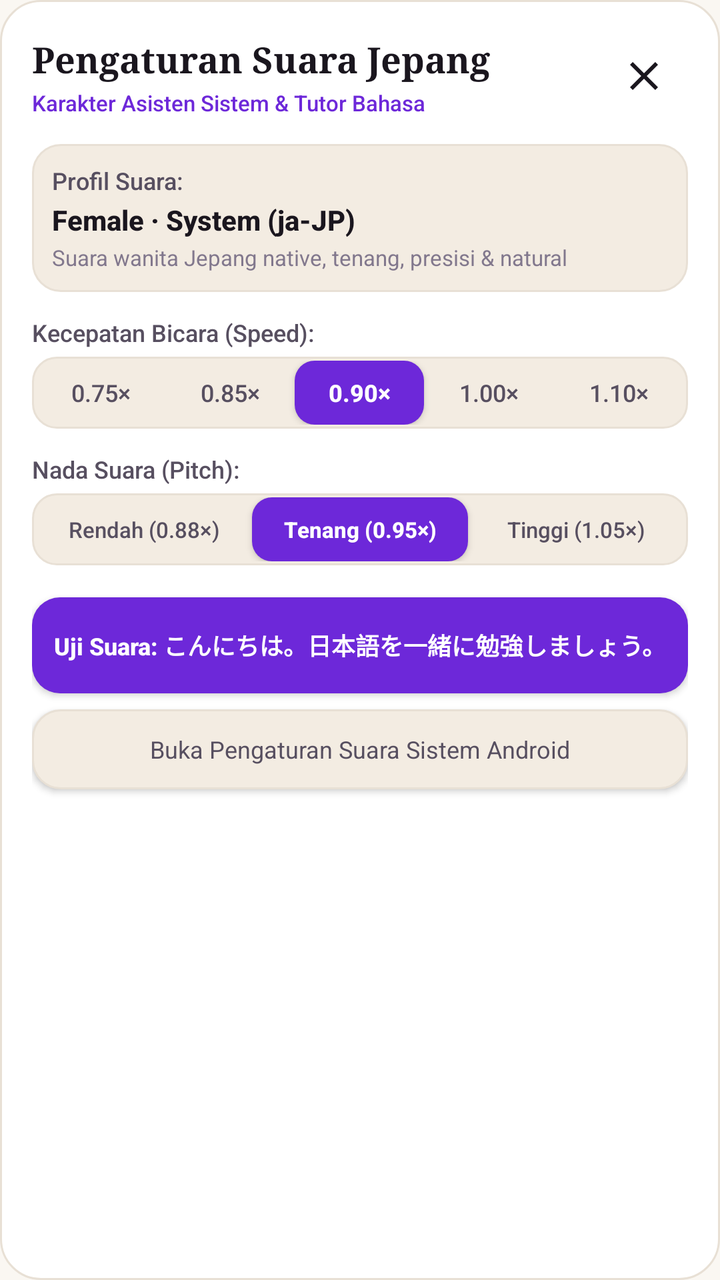
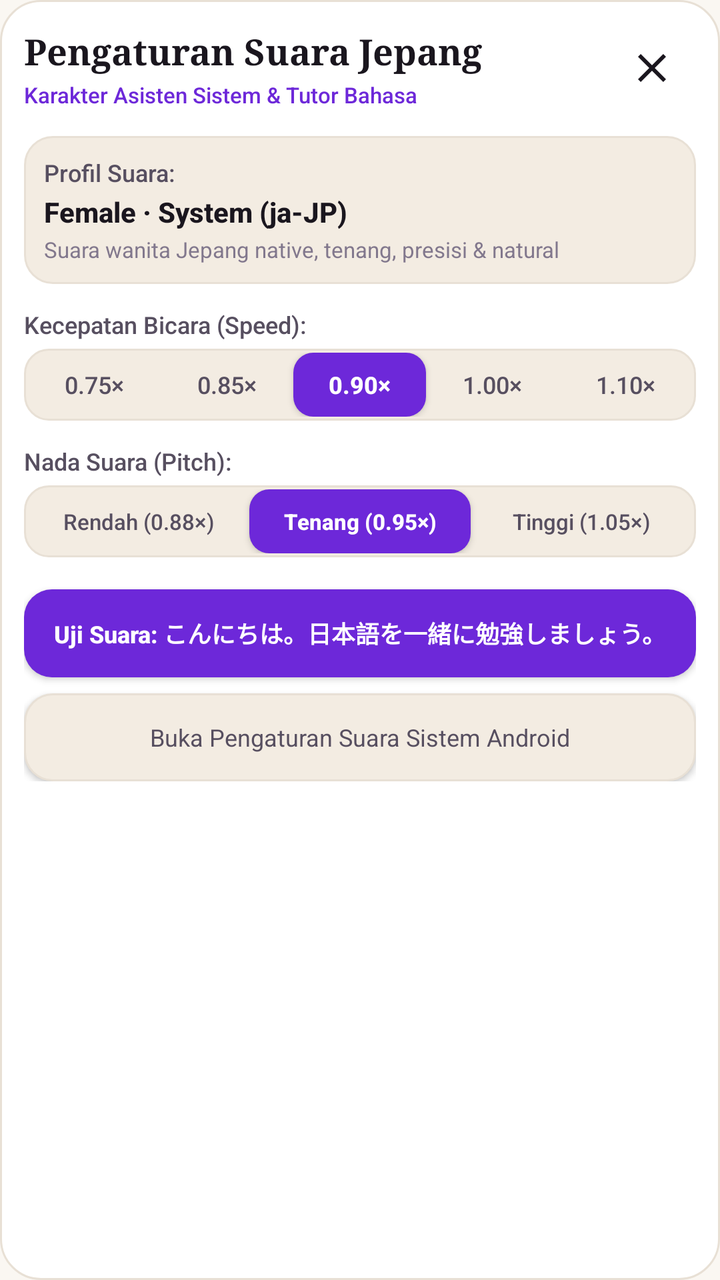

Screens rendered from an Android XML layout before and after an edit, with the pre-edit source and the edit as a unified diff.
<!-- AndroidManifest.xml: application theme Theme.Kotoba -->
<!-- res/layout/dialog_voice_settings.xml -->
<?xml version="1.0" encoding="utf-8"?>
<LinearLayout xmlns:android="http://schemas.android.com/apk/res/android"
    android:id="@+id/dialog_voice_root"
    android:layout_width="match_parent"
    android:layout_height="wrap_content"
    android:background="@drawable/bg_dialog"
    android:orientation="vertical"
    android:padding="16dp">

    
    <LinearLayout
        android:layout_width="match_parent"
        android:layout_height="wrap_content"
        android:gravity="center_vertical"
        android:orientation="horizontal">

        <LinearLayout
            android:layout_width="0dp"
            android:layout_height="wrap_content"
            android:layout_weight="1"
            android:orientation="vertical">

            <TextView
                android:id="@+id/txt_dialog_voice_title"
                android:layout_width="wrap_content"
                android:layout_height="wrap_content"
                android:fontFamily="serif"
                android:text="Pengaturan Suara Jepang"
                android:textColor="@color/colorTextPrimary"
                android:textSize="18sp"
                android:textStyle="bold" />

            <TextView
                android:id="@+id/txt_dialog_voice_subtitle"
                android:layout_width="wrap_content"
                android:layout_height="wrap_content"
                android:layout_marginTop="2dp"
                android:fontFamily="sans-serif-medium"
                android:text="Karakter Asisten Sistem &amp; Tutor Bahasa"
                android:textColor="@color/colorPrimary"
                android:textSize="11sp" />
        </LinearLayout>

        <ImageButton
            android:id="@+id/btn_dialog_voice_close"
            android:layout_width="44dp"
            android:layout_height="44dp"
            android:background="?android:attr/selectableItemBackgroundBorderless"
            android:contentDescription="@string/btn_close"
            android:src="@drawable/ic_close" />
    </LinearLayout>

    
    <LinearLayout
        android:layout_width="match_parent"
        android:layout_height="wrap_content"
        android:layout_marginTop="12dp"
        android:layout_marginBottom="12dp"
        android:background="@drawable/bg_button_secondary"
        android:orientation="vertical"
        android:padding="10dp">

        <TextView
            android:layout_width="wrap_content"
            android:layout_height="wrap_content"
            android:fontFamily="sans-serif-medium"
            android:text="Profil Suara:"
            android:textColor="@color/colorTextSecondary"
            android:textSize="12sp" />

        <TextView
            android:id="@+id/txt_voice_name"
            android:layout_width="wrap_content"
            android:layout_height="wrap_content"
            android:layout_marginTop="2dp"
            android:fontFamily="sans-serif-medium"
            android:text="Female · System (ja-JP)"
            android:textColor="@color/colorTextPrimary"
            android:textSize="14sp"
            android:textStyle="bold" />

        <TextView
            android:id="@+id/txt_voice_details"
            android:layout_width="wrap_content"
            android:layout_height="wrap_content"
            android:layout_marginTop="2dp"
            android:fontFamily="sans-serif"
            android:text="Suara wanita Jepang native, tenang, presisi &amp; natural"
            android:textColor="@color/colorTextTertiary"
            android:textSize="11sp" />
    </LinearLayout>

    
    <TextView
        android:layout_width="wrap_content"
        android:layout_height="wrap_content"
        android:layout_marginBottom="4dp"
        android:fontFamily="sans-serif-medium"
        android:text="Kecepatan Bicara (Speed):"
        android:textColor="@color/colorTextSecondary"
        android:textSize="12sp" />

    <LinearLayout
        android:id="@+id/container_speed_chips"
        android:layout_width="match_parent"
        android:layout_height="36dp"
        android:layout_marginBottom="12dp"
        android:background="@drawable/bg_segmented_container"
        android:orientation="horizontal"
        android:padding="2dp">

        <Button
            android:id="@+id/btn_speed_075"
            android:layout_width="0dp"
            android:layout_height="match_parent"
            android:layout_weight="1"
            android:background="@android:color/transparent"
            android:fontFamily="sans-serif-medium"
            android:text="0.75×"
            android:textAllCaps="false"
            android:textColor="@color/colorTextSecondary"
            android:textSize="12sp" />

        <Button
            android:id="@+id/btn_speed_085"
            android:layout_width="0dp"
            android:layout_height="match_parent"
            android:layout_weight="1"
            android:background="@android:color/transparent"
            android:fontFamily="sans-serif-medium"
            android:text="0.85×"
            android:textAllCaps="false"
            android:textColor="@color/colorTextSecondary"
            android:textSize="12sp" />

        <Button
            android:id="@+id/btn_speed_090"
            android:layout_width="0dp"
            android:layout_height="match_parent"
            android:layout_weight="1"
            android:background="@drawable/bg_segmented_active"
            android:fontFamily="sans-serif-medium"
            android:text="0.90×"
            android:textAllCaps="false"
            android:textColor="@color/colorOnPrimary"
            android:textSize="12sp"
            android:textStyle="bold" />

        <Button
            android:id="@+id/btn_speed_100"
            android:layout_width="0dp"
            android:layout_height="match_parent"
            android:layout_weight="1"
            android:background="@android:color/transparent"
            android:fontFamily="sans-serif-medium"
            android:text="1.00×"
            android:textAllCaps="false"
            android:textColor="@color/colorTextSecondary"
            android:textSize="12sp" />

        <Button
            android:id="@+id/btn_speed_110"
            android:layout_width="0dp"
            android:layout_height="match_parent"
            android:layout_weight="1"
            android:background="@android:color/transparent"
            android:fontFamily="sans-serif-medium"
            android:text="1.10×"
            android:textAllCaps="false"
            android:textColor="@color/colorTextSecondary"
            android:textSize="12sp" />
    </LinearLayout>

    
    <TextView
        android:layout_width="wrap_content"
        android:layout_height="wrap_content"
        android:layout_marginBottom="4dp"
        android:fontFamily="sans-serif-medium"
        android:text="Nada Suara (Pitch):"
        android:textColor="@color/colorTextSecondary"
        android:textSize="12sp" />

    <LinearLayout
        android:id="@+id/container_pitch_chips"
        android:layout_width="match_parent"
        android:layout_height="36dp"
        android:layout_marginBottom="16dp"
        android:background="@drawable/bg_segmented_container"
        android:orientation="horizontal"
        android:padding="2dp">

        <Button
            android:id="@+id/btn_pitch_lower"
            android:layout_width="0dp"
            android:layout_height="match_parent"
            android:layout_weight="1"
            android:background="@android:color/transparent"
            android:fontFamily="sans-serif-medium"
            android:text="Rendah (0.88×)"
            android:textAllCaps="false"
            android:textColor="@color/colorTextSecondary"
            android:textSize="11sp" />

        <Button
            android:id="@+id/btn_pitch_normal"
            android:layout_width="0dp"
            android:layout_height="match_parent"
            android:layout_weight="1"
            android:background="@drawable/bg_segmented_active"
            android:fontFamily="sans-serif-medium"
            android:text="Tenang (0.95×)"
            android:textAllCaps="false"
            android:textColor="@color/colorOnPrimary"
            android:textSize="11sp"
            android:textStyle="bold" />

        <Button
            android:id="@+id/btn_pitch_higher"
            android:layout_width="0dp"
            android:layout_height="match_parent"
            android:layout_weight="1"
            android:background="@android:color/transparent"
            android:fontFamily="sans-serif-medium"
            android:text="Tinggi (1.05×)"
            android:textAllCaps="false"
            android:textColor="@color/colorTextSecondary"
            android:textSize="11sp" />
    </LinearLayout>

    
    <Button
        android:id="@+id/btn_test_voice"
        android:layout_width="match_parent"
        android:layout_height="48dp"
        android:layout_marginBottom="8dp"
        android:background="@drawable/bg_button_primary"
        android:fontFamily="sans-serif-medium"
        android:text="Uji Suara: こんにちは。日本語を一緒に勉強しましょう。"
        android:textAllCaps="false"
        android:textColor="@color/colorOnPrimary"
        android:textSize="12sp"
        android:textStyle="bold" />

    
    <Button
        android:id="@+id/btn_system_tts_settings"
        android:layout_width="match_parent"
        android:layout_height="40dp"
        android:background="@drawable/bg_button_secondary"
        android:fontFamily="sans-serif"
        android:text="Buka Pengaturan Suara Sistem Android"
        android:textAllCaps="false"
        android:textColor="@color/colorTextSecondary"
        android:textSize="12sp" />
</LinearLayout>
<!-- resources referenced by this layout -->
<resources>
  <color name="colorOnPrimary">#ffffff</color>
  <color name="colorPrimary">#6d28d9</color>
  <color name="colorTextPrimary">#1a161e</color>
  <color name="colorTextSecondary">#574f60</color>
  <color name="colorTextTertiary">#82788d</color>
  <!-- drawable bg_button_primary (drawable) -->
  <?xml version="1.0" encoding="utf-8"?>
  <ripple xmlns:android="http://schemas.android.com/apk/res/android"
      android:color="@color/colorRipple">
      <item>
          <shape android:shape="rectangle">
              <solid android:color="@color/colorPrimary" />
              <corners android:radius="14dp" />
          </shape>
      </item>
  </ripple>
  <!-- drawable bg_button_secondary (drawable) -->
  <?xml version="1.0" encoding="utf-8"?>
  <ripple xmlns:android="http://schemas.android.com/apk/res/android"
      android:color="@color/colorRipple">
      <item>
          <shape android:shape="rectangle">
              <solid android:color="@color/colorSurfaceElevated" />
              <stroke
                  android:width="1dp"
                  android:color="@color/colorBorderOutline" />
              <corners android:radius="14dp" />
          </shape>
      </item>
  </ripple>
  <!-- drawable bg_dialog (drawable) -->
  <?xml version="1.0" encoding="utf-8"?>
  <shape xmlns:android="http://schemas.android.com/apk/res/android"
      android:shape="rectangle">
      <solid android:color="@color/colorSurfaceBase" />
      <corners android:radius="20dp" />
      <stroke
          android:width="1dp"
          android:color="@color/colorBorderOutline" />
  </shape>
  <!-- drawable bg_segmented_active (drawable) -->
  <?xml version="1.0" encoding="utf-8"?>
  <shape xmlns:android="http://schemas.android.com/apk/res/android"
      android:shape="rectangle">
      <solid android:color="@color/colorPrimary" />
      <corners android:radius="10dp" />
  </shape>
  <!-- drawable bg_segmented_container (drawable) -->
  <?xml version="1.0" encoding="utf-8"?>
  <shape xmlns:android="http://schemas.android.com/apk/res/android"
      android:shape="rectangle">
      <solid android:color="@color/colorSurfaceElevated" />
      <stroke
          android:width="1dp"
          android:color="@color/colorBorderOutline" />
      <corners android:radius="12dp" />
  </shape>
  <!-- drawable ic_close (drawable) -->
  <?xml version="1.0" encoding="utf-8"?>
  <vector xmlns:android="http://schemas.android.com/apk/res/android"
      android:width="24dp"
      android:height="24dp"
      android:viewportWidth="24"
      android:viewportHeight="24">
      <path
          android:fillColor="@color/colorTextPrimary"
          android:pathData="M19,6.41L17.59,5 12,10.59 6.41,5 5,6.41 10.59,12 5,17.59 6.41,19 12,13.41 17.59,19 19,17.59 13.41,12z" />
  </vector>
  <string name="btn_close">Tutup</string>
  <style name="Theme.Kotoba" parent="@android:style/Theme.Material.Light.NoActionBar">
          <item name="android:windowBackground">@color/colorBackground</item>
          <item name="android:colorBackground">@color/colorBackground</item>
          <item name="android:colorPrimary">@color/colorPrimary</item>
          <item name="android:colorPrimaryDark">@color/colorPrimaryVariant</item>
          <item name="android:colorAccent">@color/colorSecondary</item>
          <item name="android:statusBarColor">@color/colorBackground</item>
          <item name="android:navigationBarColor">@color/colorBackground</item>
          <item name="android:windowLightStatusBar">true</item>
          <item name="android:windowLightNavigationBar">true</item>
      </style>
  <color name="colorRipple">#256d28d9</color>
  <color name="colorSurfaceElevated">#f3ece2</color>
  <color name="colorBorderOutline">#e8e0d5</color>
  <color name="colorSurfaceBase">#ffffff</color>
  <color name="colorBackground">#faf7f2</color>
  <color name="colorPrimaryVariant">#5b21b6</color>
  <color name="colorSecondary">#7c3aed</color>
</resources>

<!-- the commit's change to res/layout/dialog_voice_settings.xml (unified diff, before → after) -->
@@ -5,7 +5,7 @@
     android:layout_height="wrap_content"
     android:background="@drawable/bg_dialog"
     android:orientation="vertical"
-    android:padding="16dp">
+    android:padding="@dimen/dialog_padding">
 
     
     <LinearLayout
@@ -43,214 +43,226 @@
 
         <ImageButton
             android:id="@+id/btn_dialog_voice_close"
-            android:layout_width="44dp"
-            android:layout_height="44dp"
+            android:layout_width="@dimen/min_touch_target"
+            android:layout_height="@dimen/min_touch_target"
             android:background="?android:attr/selectableItemBackgroundBorderless"
             android:contentDescription="@string/btn_close"
             android:src="@drawable/ic_close" />
     </LinearLayout>
 
-    
-    <LinearLayout
+    <ScrollView
         android:layout_width="match_parent"
         android:layout_height="wrap_content"
-        android:layout_marginTop="12dp"
-        android:layout_marginBottom="12dp"
-        android:background="@drawable/bg_button_secondary"
-        android:orientation="vertical"
-        android:padding="10dp">
-
-        <TextView
-            android:layout_width="wrap_content"
+        android:fillViewport="true">
+
+        <LinearLayout
+            android:layout_width="match_parent"
             android:layout_height="wrap_content"
-            android:fontFamily="sans-serif-medium"
-            android:text="Profil Suara:"
-            android:textColor="@color/colorTextSecondary"
-            android:textSize="12sp" />
-
-        <TextView
-            android:id="@+id/txt_voice_name"
-            android:layout_width="wrap_content"
-            android:layout_height="wrap_content"
-            android:layout_marginTop="2dp"
-            android:fontFamily="sans-serif-medium"
-            android:text="Female · System (ja-JP)"
-            android:textColor="@color/colorTextPrimary"
-            android:textSize="14sp"
-            android:textStyle="bold" />
-
-        <TextView
-            android:id="@+id/txt_voice_details"
-            android:layout_width="wrap_content"
-            android:layout_height="wrap_content"
-            android:layout_marginTop="2dp"
-            android:fontFamily="sans-serif"
-            android:text="Suara wanita Jepang native, tenang, presisi &amp; natural"
-            android:textColor="@color/colorTextTertiary"
-            android:textSize="11sp" />
-    </LinearLayout>
-
-    
-    <TextView
-        android:layout_width="wrap_content"
-        android:layout_height="wrap_content"
-        android:layout_marginBottom="4dp"
-        android:fontFamily="sans-serif-medium"
-        android:text="Kecepatan Bicara (Speed):"
-        android:textColor="@color/colorTextSecondary"
-        android:textSize="12sp" />
-
-    <LinearLayout
-        android:id="@+id/container_speed_chips"
-        android:layout_width="match_parent"
-        android:layout_height="36dp"
-        android:layout_marginBottom="12dp"
-        android:background="@drawable/bg_segmented_container"
-        android:orientation="horizontal"
-        android:padding="2dp">
-
-        <Button
-            android:id="@+id/btn_speed_075"
-            android:layout_width="0dp"
-            android:layout_height="match_parent"
-            android:layout_weight="1"
-            android:background="@android:color/transparent"
-            android:fontFamily="sans-serif-medium"
-            android:text="0.75×"
-            android:textAllCaps="false"
-            android:textColor="@color/colorTextSecondary"
-            android:textSize="12sp" />
-
-        <Button
-            android:id="@+id/btn_speed_085"
-            android:layout_width="0dp"
-            android:layout_height="match_parent"
-            android:layout_weight="1"
-            android:background="@android:color/transparent"
-            android:fontFamily="sans-serif-medium"
-            android:text="0.85×"
-            android:textAllCaps="false"
-            android:textColor="@color/colorTextSecondary"
-            android:textSize="12sp" />
-
-        <Button
-            android:id="@+id/btn_speed_090"
-            android:layout_width="0dp"
-            android:layout_height="match_parent"
-            android:layout_weight="1"
-            android:background="@drawable/bg_segmented_active"
-            android:fontFamily="sans-serif-medium"
-            android:text="0.90×"
-            android:textAllCaps="false"
-            android:textColor="@color/colorOnPrimary"
-            android:textSize="12sp"
-            android:textStyle="bold" />
-
-        <Button
-            android:id="@+id/btn_speed_100"
-            android:layout_width="0dp"
-            android:layout_height="match_parent"
-            android:layout_weight="1"
-            android:background="@android:color/transparent"
-            android:fontFamily="sans-serif-medium"
-            android:text="1.00×"
-            android:textAllCaps="false"
-            android:textColor="@color/colorTextSecondary"
-            android:textSize="12sp" />
-
-        <Button
-            android:id="@+id/btn_speed_110"
-            android:layout_width="0dp"
-            android:layout_height="match_parent"
-            android:layout_weight="1"
-            android:background="@android:color/transparent"
-            android:fontFamily="sans-serif-medium"
-            android:text="1.10×"
-            android:textAllCaps="false"
-            android:textColor="@color/colorTextSecondary"
-            android:textSize="12sp" />
-    </LinearLayout>
-
-    
-    <TextView
-        android:layout_width="wrap_content"
-        android:layout_height="wrap_content"
-        android:layout_marginBottom="4dp"
-        android:fontFamily="sans-serif-medium"
-        android:text="Nada Suara (Pitch):"
-        android:textColor="@color/colorTextSecondary"
-        android:textSize="12sp" />
-
-    <LinearLayout
-        android:id="@+id/container_pitch_chips"
-        android:layout_width="match_parent"
-        android:layout_height="36dp"
-        android:layout_marginBottom="16dp"
-        android:background="@drawable/bg_segmented_container"
-        android:orientation="horizontal"
-        android:padding="2dp">
-
-        <Button
-            android:id="@+id/btn_pitch_lower"
-            android:layout_width="0dp"
-            android:layout_height="match_parent"
-            android:layout_weight="1"
-            android:background="@android:color/transparent"
-            android:fontFamily="sans-serif-medium"
-            android:text="Rendah (0.88×)"
-            android:textAllCaps="false"
-            android:textColor="@color/colorTextSecondary"
-            android:textSize="11sp" />
-
-        <Button
-            android:id="@+id/btn_pitch_normal"
-            android:layout_width="0dp"
-            android:layout_height="match_parent"
-            android:layout_weight="1"
-            android:background="@drawable/bg_segmented_active"
-            android:fontFamily="sans-serif-medium"
-            android:text="Tenang (0.95×)"
-            android:textAllCaps="false"
-            android:textColor="@color/colorOnPrimary"
-            android:textSize="11sp"
-            android:textStyle="bold" />
-
-        <Button
-            android:id="@+id/btn_pitch_higher"
-            android:layout_width="0dp"
-            android:layout_height="match_parent"
-            android:layout_weight="1"
-            android:background="@android:color/transparent"
-            android:fontFamily="sans-serif-medium"
-            android:text="Tinggi (1.05×)"
-            android:textAllCaps="false"
-            android:textColor="@color/colorTextSecondary"
-            android:textSize="11sp" />
-    </LinearLayout>
-
-    
-    <Button
-        android:id="@+id/btn_test_voice"
-        android:layout_width="match_parent"
-        android:layout_height="48dp"
-        android:layout_marginBottom="8dp"
-        android:background="@drawable/bg_button_primary"
-        android:fontFamily="sans-serif-medium"
-        android:text="Uji Suara: こんにちは。日本語を一緒に勉強しましょう。"
-        android:textAllCaps="false"
-        android:textColor="@color/colorOnPrimary"
-        android:textSize="12sp"
-        android:textStyle="bold" />
-
-    
-    <Button
-        android:id="@+id/btn_system_tts_settings"
-        android:layout_width="match_parent"
-        android:layout_height="40dp"
-        android:background="@drawable/bg_button_secondary"
-        android:fontFamily="sans-serif"
-        android:text="Buka Pengaturan Suara Sistem Android"
-        android:textAllCaps="false"
-        android:textColor="@color/colorTextSecondary"
-        android:textSize="12sp" />
+            android:orientation="vertical">
+
+            
+            <LinearLayout
+                android:layout_width="match_parent"
+                android:layout_height="wrap_content"
+                android:layout_marginTop="12dp"
+                android:layout_marginBottom="12dp"
+                android:background="@drawable/bg_button_secondary"
+                android:orientation="vertical"
+                android:padding="10dp">
+
+                <TextView
+                    android:layout_width="wrap_content"
+                    android:layout_height="wrap_content"
+                    android:fontFamily="sans-serif-medium"
+                    android:text="Profil Suara:"
+                    android:textColor="@color/colorTextSecondary"
+                    android:textSize="12sp" />
+
+                <TextView
+                    android:id="@+id/txt_voice_name"
+                    android:layout_width="wrap_content"
+                    android:layout_height="wrap_content"
+                    android:layout_marginTop="2dp"
+                    android:fontFamily="sans-serif-medium"
+                    android:text="Female · System (ja-JP)"
+                    android:textColor="@color/colorTextPrimary"
+                    android:textSize="14sp"
+                    android:textStyle="bold" />
+
+                <TextView
+                    android:id="@+id/txt_voice_details"
+                    android:layout_width="wrap_content"
+                    android:layout_height="wrap_content"
+                    android:layout_marginTop="2dp"
+                    android:fontFamily="sans-serif"
+                    android:text="Suara wanita Jepang native, tenang, presisi &amp; natural"
+                    android:textColor="@color/colorTextTertiary"
+                    android:textSize="11sp" />
+            </LinearLayout>
+
+            
+            <TextView
+                android:layout_width="wrap_content"
+                android:layout_height="wrap_content"
+                android:layout_marginBottom="4dp"
+                android:fontFamily="sans-serif-medium"
+                android:text="Kecepatan Bicara (Speed):"
+                android:textColor="@color/colorTextSecondary"
+                android:textSize="12sp" />
+
+            <LinearLayout
+                android:id="@+id/container_speed_chips"
+                android:layout_width="match_parent"
+                android:layout_height="36dp"
+                android:layout_marginBottom="12dp"
+                android:background="@drawable/bg_segmented_container"
+                android:orientation="horizontal"
+                android:padding="2dp">
+
+                <Button
+                    android:id="@+id/btn_speed_075"
+                    android:layout_width="0dp"
+                    android:layout_height="match_parent"
+                    android:layout_weight="1"
+                    android:background="@android:color/transparent"
+                    android:fontFamily="sans-serif-medium"
+                    android:text="0.75×"
+                    android:textAllCaps="false"
+                    android:textColor="@color/colorTextSecondary"
+                    android:textSize="12sp" />
+
+                <Button
+                    android:id="@+id/btn_speed_085"
+                    android:layout_width="0dp"
+                    android:layout_height="match_parent"
+                    android:layout_weight="1"
+                    android:background="@android:color/transparent"
+                    android:fontFamily="sans-serif-medium"
+                    android:text="0.85×"
+                    android:textAllCaps="false"
+                    android:textColor="@color/colorTextSecondary"
+                    android:textSize="12sp" />
+
+                <Button
+                    android:id="@+id/btn_speed_090"
+                    android:layout_width="0dp"
+                    android:layout_height="match_parent"
+                    android:layout_weight="1"
+                    android:background="@drawable/bg_segmented_active"
+                    android:fontFamily="sans-serif-medium"
+                    android:text="0.90×"
+                    android:textAllCaps="false"
+                    android:textColor="@color/colorOnPrimary"
+                    android:textSize="12sp"
+                    android:textStyle="bold" />
+
+                <Button
+                    android:id="@+id/btn_speed_100"
+                    android:layout_width="0dp"
+                    android:layout_height="match_parent"
+                    android:layout_weight="1"
+                    android:background="@android:color/transparent"
+                    android:fontFamily="sans-serif-medium"
+                    android:text="1.00×"
+                    android:textAllCaps="false"
+                    android:textColor="@color/colorTextSecondary"
+                    android:textSize="12sp" />
+
+                <Button
+                    android:id="@+id/btn_speed_110"
+                    android:layout_width="0dp"
+                    android:layout_height="match_parent"
+                    android:layout_weight="1"
+                    android:background="@android:color/transparent"
+                    android:fontFamily="sans-serif-medium"
+                    android:text="1.10×"
+                    android:textAllCaps="false"
+                    android:textColor="@color/colorTextSecondary"
+                    android:textSize="12sp" />
+            </LinearLayout>
+
+            
+            <TextView
+                android:layout_width="wrap_content"
+                android:layout_height="wrap_content"
+                android:layout_marginBottom="4dp"
+                android:fontFamily="sans-serif-medium"
+                android:text="Nada Suara (Pitch):"
+                android:textColor="@color/colorTextSecondary"
+                android:textSize="12sp" />
+
+            <LinearLayout
+                android:id="@+id/container_pitch_chips"
+                android:layout_width="match_parent"
+                android:layout_height="36dp"
+                android:layout_marginBottom="16dp"
+                android:background="@drawable/bg_segmented_container"
+                android:orientation="horizontal"
+                android:padding="2dp">
+
+                <Button
+                    android:id="@+id/btn_pitch_lower"
+                    android:layout_width="0dp"
+                    android:layout_height="match_parent"
+                    android:layout_weight="1"
+                    android:background="@android:color/transparent"
+                    android:fontFamily="sans-serif-medium"
+                    android:text="Rendah (0.88×)"
+                    android:textAllCaps="false"
+                    android:textColor="@color/colorTextSecondary"
+                    android:textSize="11sp" />
+
+                <Button
+                    android:id="@+id/btn_pitch_normal"
+                    android:layout_width="0dp"
+                    android:layout_height="match_parent"
+                    android:layout_weight="1"
+                    android:background="@drawable/bg_segmented_active"
+                    android:fontFamily="sans-serif-medium"
+                    android:text="Tenang (0.95×)"
+                    android:textAllCaps="false"
+                    android:textColor="@color/colorOnPrimary"
+                    android:textSize="11sp"
+                    android:textStyle="bold" />
+
+                <Button
+                    android:id="@+id/btn_pitch_higher"
+                    android:layout_width="0dp"
+                    android:layout_height="match_parent"
+                    android:layout_weight="1"
+                    android:background="@android:color/transparent"
+                    android:fontFamily="sans-serif-medium"
+                    android:text="Tinggi (1.05×)"
+                    android:textAllCaps="false"
+                    android:textColor="@color/colorTextSecondary"
+                    android:textSize="11sp" />
+            </LinearLayout>
+
+            
+            <Button
+                android:id="@+id/btn_test_voice"
+                android:layout_width="match_parent"
+                android:layout_height="@dimen/min_touch_target"
+                android:layout_marginBottom="8dp"
+                android:background="@drawable/bg_button_primary"
+                android:fontFamily="sans-serif-medium"
+                android:text="Uji Suara: こんにちは。日本語を一緒に勉強しましょう。"
+                android:textAllCaps="false"
+                android:textColor="@color/colorOnPrimary"
+                android:textSize="12sp"
+                android:textStyle="bold" />
+
+            
+            <Button
+                android:id="@+id/btn_system_tts_settings"
+                android:layout_width="match_parent"
+                android:layout_height="@dimen/min_touch_target"
+                android:background="@drawable/bg_button_secondary"
+                android:fontFamily="sans-serif"
+                android:text="Buka Pengaturan Suara Sistem Android"
+                android:textAllCaps="false"
+                android:textColor="@color/colorTextSecondary"
+                android:textSize="12sp" />
+        </LinearLayout>
+    </ScrollView>
 </LinearLayout>
<!-- resource entries referenced after the edit -->
@@ -5,6 +5,8 @@
   <color name="colorTextPrimary">#1a161e</color>
   <color name="colorTextSecondary">#574f60</color>
   <color name="colorTextTertiary">#82788d</color>
+  <dimen name="dialog_padding">16dp</dimen>
+  <dimen name="min_touch_target">44dp</dimen>
   <!-- drawable bg_button_primary (drawable) -->
   <?xml version="1.0" encoding="utf-8"?>
   <ripple xmlns:android="http://schemas.android.com/apk/res/android"
